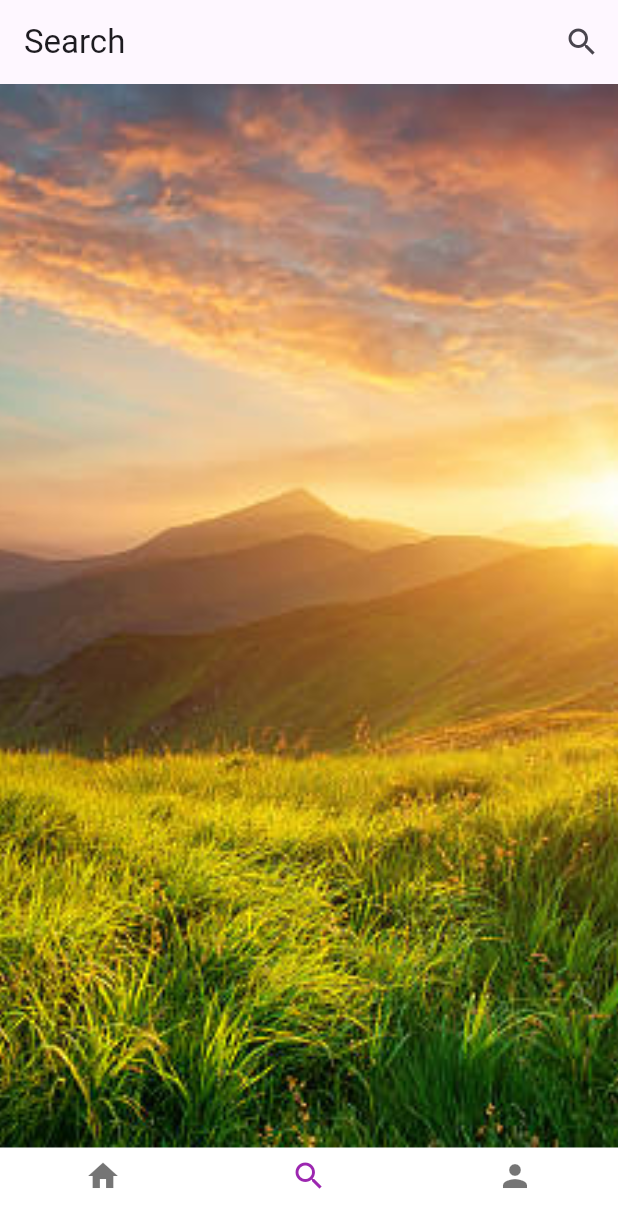
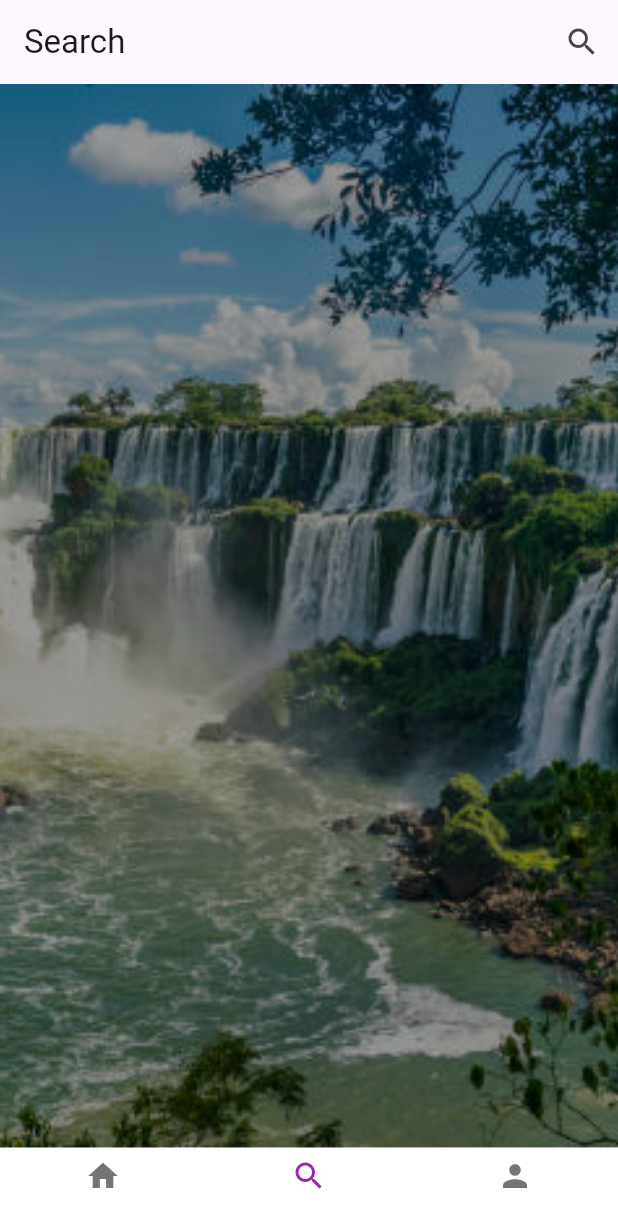
Before and after one commit to marcelojv2001/villacres_marcelo_p, a Flutter app: the screen it shows after launch, item 2 of the bottom bar chosen, on a phone screen of 412 x 824 dp. Shown: the top 1228 px of the screen. Run offline on Flutter 3.47's test engine with Material 3 defaults, Android fonts, the light colour scheme and no system bars; our stand-ins replace google_fonts.

Commit message:
villacres marcelo 8:38pm

```diff
--- a/lib/search_trips_page.dart
+++ b/lib/search_trips_page.dart
@@ -34,23 +34,24 @@ class SearchTripsPage extends StatelessWidget {
       ),
       body: Stack(
         children: [
-          // Fondo de la pantalla
           Container(
             decoration: const BoxDecoration(
               image: DecorationImage(
-                 image: AssetImage('assets/images/mountains.jpg'),
+                image: AssetImage('assets/images/cascade.jpg'),
                 fit: BoxFit.cover,
               ),
             ),
           ),
-          // Contenido de la página
-          Center(
-            child: Column(
-              mainAxisAlignment: MainAxisAlignment.center,
-              children: [
-                const SizedBox(height: 20),
+          Container(
+            color: Colors.black.withOpacity(0.4),
+            child: const Center(
+              child: Column(
+                mainAxisAlignment: MainAxisAlignment.center,
+                children: [
+                  SizedBox(height: 20),
 
-              ],
+                ],
+              ),
             ),
           ),
         ],
```
